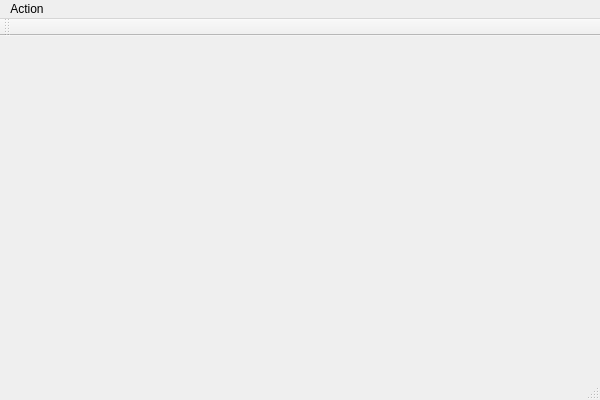
Qt form ZigbeeEndpoint/EnvSensorView/envsensorview.ui (Syntro/SyntroZigbee) before a commit.
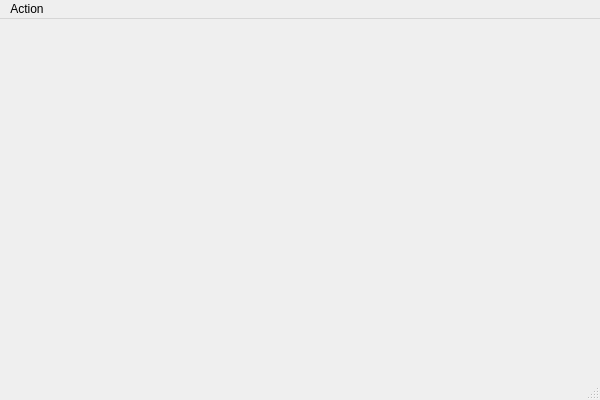
The same form after that commit.

Commit message: Remove toolbar. Not used

The edit to the form file:
```diff
--- a/ZigbeeEndpoint/EnvSensorView/envsensorview.ui
+++ b/ZigbeeEndpoint/EnvSensorView/envsensorview.ui
@@ -31,14 +31,6 @@
    </widget>
    <addaction name="menuAction"/>
   </widget>
-  <widget class="QToolBar" name="mainToolBar">
-   <attribute name="toolBarArea">
-    <enum>TopToolBarArea</enum>
-   </attribute>
-   <attribute name="toolBarBreak">
-    <bool>false</bool>
-   </attribute>
-  </widget>
   <widget class="QStatusBar" name="statusBar"/>
   <action name="actionExit">
    <property name="text">
```
